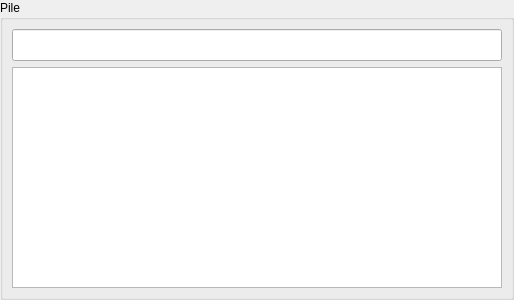
Above: src/interface/widgets/pile/pile.ui from StephaneBranly/LO21-RPN-Calculator before the change. Below: the same form after it.
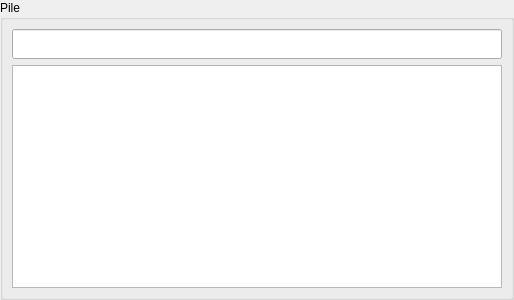
That is the form after the change.

The edit to the form file:
```diff
--- a/src/interface/widgets/pile/pile.ui
+++ b/src/interface/widgets/pile/pile.ui
@@ -50,12 +50,15 @@
           </property>
           <property name="font">
            <font>
-            <pointsize>15</pointsize>
+            <pointsize>13</pointsize>
            </font>
           </property>
           <property name="cursor">
            <cursorShape>ArrowCursor</cursorShape>
           </property>
+          <property name="styleSheet">
+           <string notr="true">color: rgb(255, 95, 0);</string>
+          </property>
           <property name="readOnly">
            <bool>true</bool>
           </property>
```
